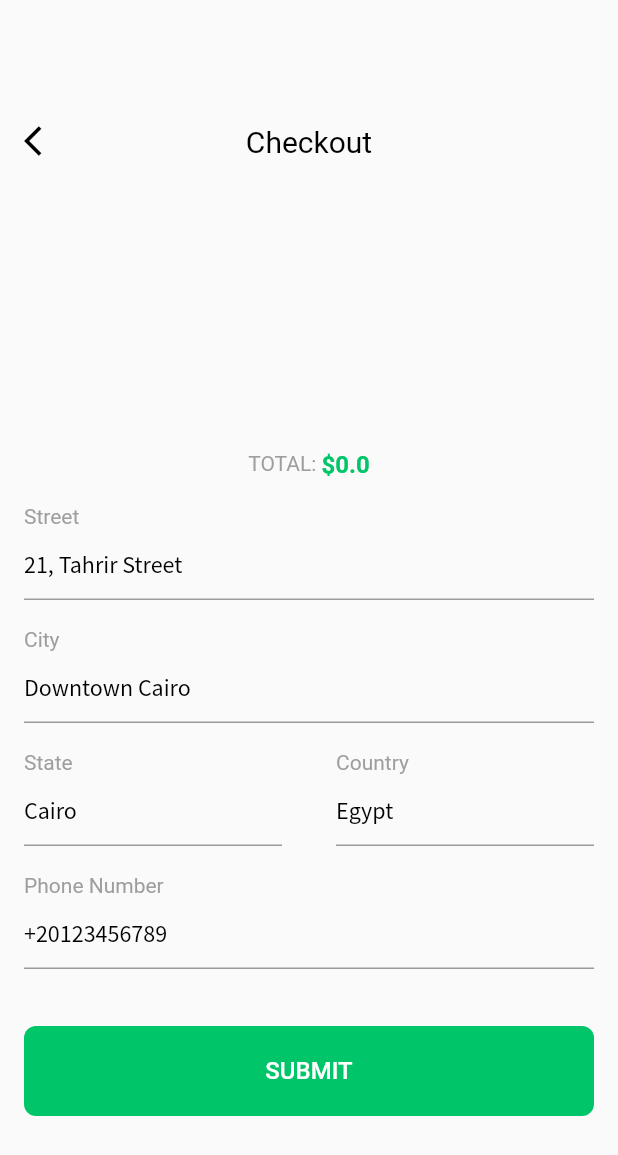
After one commit to Adham45/e_commerce_app_getX, a Flutter app: the CheckoutView screen opened directly, on a phone screen of 412 x 824 dp. The commit adds this screen. Shown: the top 1155 px of the screen. Run offline on Flutter 3.47's test engine with Material 2 defaults, Android fonts, the phone set to English and light mode, and no system bars; our stand-ins replace cloud_firestore, firebase_auth, firebase_core, flutter_svg, font_awesome_flutter, get and 3 more; missing offline and left inert: flutter_facebook_auth; accounts and stored records are empty; network calls fail; Roboto replaces fonts that are missing (Poppins).

```diff
--- /dev/null
+++ b/lib/core/services/firestore_checkout.dart
@@ -0,0 +1,21 @@
+import 'package:cloud_firestore/cloud_firestore.dart';
+import 'package:firebase_auth/firebase_auth.dart';
+
+import '../../model/checkout_model.dart';
+
+class FirestoreCheckout {
+  final CollectionReference _ordersCollection = FirebaseFirestore.instance
+      .collection('Users')
+      .doc(FirebaseAuth.instance.currentUser!.uid)
+      .collection('orders');
+
+  Future<List<QueryDocumentSnapshot>> getOrdersFromFirestore() async {
+    var _orders =
+    await _ordersCollection.orderBy('date', descending: true).get();
+    return _orders.docs;
+  }
+
+  addOrderToFirestore(CheckoutModel checkoutModel) async {
+    await _ordersCollection.doc().set(checkoutModel.toJson());
+  }
+}
--- /dev/null
+++ b/lib/core/view_model/checkout_view_model.dart
@@ -0,0 +1,54 @@
+import 'package:cloud_firestore/cloud_firestore.dart';
+import 'package:get/get.dart';
+import 'package:intl/intl.dart';
+
+import '../../model/checkout_model.dart';
+import '../services/firestore_checkout.dart';
+import 'cart_view_model.dart';
+
+
+class CheckoutViewModel extends GetxController {
+  String? street, city, state, country, phone;
+
+  List<CheckoutModel> _checkouts = [];
+
+  List<CheckoutModel> get checkouts => _checkouts;
+
+  bool _isLoading = false;
+
+  bool get isLoading => _isLoading;
+
+  @override
+  void onInit() {
+    super.onInit();
+    _getCheckoutsFromFireStore();
+  }
+
+  _getCheckoutsFromFireStore() async {
+    _isLoading = true;
+    _checkouts = [];
+    List<QueryDocumentSnapshot>? _checkoutsSnapshot =
+    await FirestoreCheckout().getOrdersFromFirestore();
+    _checkoutsSnapshot.forEach((order) {
+      _checkouts
+          .add(CheckoutModel.fromJson(order.data() as Map<String, dynamic>));
+    });
+    _isLoading = false;
+    update();
+  }
+
+  addCheckoutToFireStore() async {
+    await FirestoreCheckout().addOrderToFirestore(CheckoutModel(
+      street: street!,
+      city: city!,
+      state: state!,
+      country: country!,
+      phone: phone!,
+      totalPrice: Get.find<CartViewModel>().totalPrice.toString(),
+      date: DateFormat.yMMMd().add_jm().format(DateTime.now()),
+    ));
+    Get.find<CartViewModel>().removeAllProducts();
+    Get.back();
+    _getCheckoutsFromFireStore();
+  }
+}
--- a/lib/main.dart
+++ b/lib/main.dart
@@ -1,3 +1,4 @@
+import 'package:e_commerce_app/core/view_model/checkout_view_model.dart';
 import 'package:e_commerce_app/helper/bindings.dart';
 import 'package:e_commerce_app/view/control_view.dart';
 import 'package:firebase_core/firebase_core.dart';
--- a/lib/model/cart_product_model.dart
+++ b/lib/model/cart_product_model.dart
@@ -1,34 +1,30 @@
 class CartProductModel {
-  late String name, image, price, productId;
-  late int quantity;
+ late String name, image, price, productId;
+ late int quantity;
 
   CartProductModel({
     required this.name,
     required this.image,
     required this.price,
-    required this.quantity,
     required this.productId,
+    this.quantity = 1,
   });
 
   CartProductModel.fromJson(Map<dynamic, dynamic> map) {
-    if (map == null) {
-      return;
-    }
-
     name = map['name'];
     image = map['image'];
-    quantity = map['quantity'];
     price = map['price'];
     productId = map['productId'];
+    quantity = map['quantity'];
   }
 
   toJson() {
     return {
       'name': name,
       'image': image,
-      'quantity': quantity,
       'price': price,
       'productId': productId,
+      'quantity': quantity,
     };
   }
 }
--- /dev/null
+++ b/lib/model/checkout_model.dart
@@ -0,0 +1,35 @@
+class CheckoutModel {
+  late String street, city, state, country, phone, totalPrice, date;
+
+  CheckoutModel({
+    required this.street,
+    required this.city,
+    required this.state,
+    required this.country,
+    required this.phone,
+    required this.totalPrice,
+    required this.date,
+  });
+
+  CheckoutModel.fromJson(Map<dynamic, dynamic> map) {
+    street = map['street'];
+    city = map['city'];
+    state = map['state'];
+    country = map['country'];
+    phone = map['phone'];
+    totalPrice = map['totalPrice'];
+    date = map['date'];
+  }
+
+  toJson() {
+    return {
+      'street': street,
+      'city': city,
+      'state': state,
+      'country': country,
+      'phone': phone,
+      'totalPrice': totalPrice,
+      'date': date,
+    };
+  }
+}
--- /dev/null
+++ b/lib/view/checkout/checkout_view.dart
@@ -0,0 +1,275 @@
+import 'package:flutter/material.dart';
+
+import 'package:get/get.dart';
+
+import '../../constants.dart';
+import '../../core/view_model/cart_view_model.dart';
+import '../../core/view_model/checkout_view_model.dart';
+import '../widgets/custom_button.dart';
+import '../widgets/custom_text.dart';
+import '../widgets/custom_text_form_field.dart';
+
+class CheckoutView extends StatelessWidget {
+  final _formKey = GlobalKey<FormState>();
+
+  @override
+  Widget build(BuildContext context) {
+    return Scaffold(
+      body: Column(
+        children: [
+          Container(
+            height: 130,
+            child: Padding(
+              padding: EdgeInsets.only(bottom: 24, left: 16, right: 16),
+              child: Row(
+                mainAxisAlignment: MainAxisAlignment.spaceBetween,
+                crossAxisAlignment: CrossAxisAlignment.end,
+                children: [
+                  IconButton(
+                    padding: EdgeInsets.zero,
+                    constraints: BoxConstraints(),
+                    onPressed: () {
+                      Get.back();
+                    },
+                    icon: Icon(
+                      Icons.arrow_back_ios,
+                      color: Colors.black,
+                    ),
+                  ),
+                  CustomText(
+                    text: 'Checkout',
+                    fontSize: 20,
+                    alignment: Alignment.bottomCenter,
+                  ),
+                  Container(
+                    width: 24,
+                  ),
+                ],
+              ),
+            ),
+          ),
+          Expanded(
+            child: SingleChildScrollView(
+              child: Padding(
+                padding: EdgeInsets.only(right: 16, left: 16, bottom: 24),
+                child: Form(
+                  key: _formKey,
+                  child: GetBuilder<CheckoutViewModel>(
+                    init: Get.find<CheckoutViewModel>(),
+                    builder: (controller) => Column(
+                      children: [
+                        ListViewProducts(),
+                        SizedBox(
+                          height: 20,
+                        ),
+                        CustomTextFormField(
+                          text: 'Street',
+                          hintText: '21, Tahrir Street',
+                          validator: (value) {
+                            if (value!.isEmpty || value.length < 4)
+                              return 'Please enter valid street name.';
+                          },
+                          onSaved: (value) {
+                            controller.street = value;
+                          },
+                        ),
+                        SizedBox(
+                          height: 20,
+                        ),
+                        CustomTextFormField(
+                          text: 'City',
+                          hintText: 'Downtown Cairo',
+                          validator: (value) {
+                            if (value!.isEmpty || value.length < 4)
+                              return 'Please enter valid city name.';
+                          },
+                          onSaved: (value) {
+                            controller.city = value;
+                          },
+                        ),
+                        SizedBox(
+                          height: 20,
+                        ),
+                        Row(
+                          children: [
+                            Expanded(
+                              child: CustomTextFormField(
+                                text: 'State',
+                                hintText: 'Cairo',
+                                validator: (value) {
+                                  if (value!.isEmpty || value.length < 4)
+                                    return 'Please enter valid state name.';
+                                },
+                                onSaved: (value) {
+                                  controller.state = value;
+                                },
+                              ),
+                            ),
+                            SizedBox(
+                              width: 36,
+                            ),
+                            Expanded(
+                              child: CustomTextFormField(
+                                text: 'Country',
+                                hintText: 'Egypt',
+                                validator: (value) {
+                                  if (value!.isEmpty || value.length < 4)
+                                    return 'Please enter valid city name.';
+                                },
+                                onSaved: (value) {
+                                  controller.country = value;
+                                },
+                              ),
+                            ),
+                          ],
+                        ),
+                        SizedBox(
+                          height: 20,
+                        ),
+                        CustomTextFormField(
+                          text: 'Phone Number',
+                          hintText: '+20123456789',
+                          keyBoardType: TextInputType.phone,
+                          validator: (value) {
+                            if (value!.isEmpty || value.length < 10)
+                              return 'Please enter valid number.';
+                          },
+                          onSaved: (value) {
+                            controller.phone = value;
+                          },
+                        ),
+                        SizedBox(
+                          height: 38,
+                        ),
+                        CustomGeneralButton(
+                          text:'SUBMIT',onTap:
+                              () async {
+                            if (_formKey.currentState!.validate()) {
+                              _formKey.currentState!.save();
+                              await controller.addCheckoutToFireStore();
+                              Get.dialog(
+                                AlertDialog(
+                                  content: SingleChildScrollView(
+                                    child: Column(
+                                      mainAxisSize: MainAxisSize.min,
+                                      children: [
+                                        Icon(
+                                          Icons.check_circle_outline_outlined,
+                                          color: primaryColor,
+                                          size: 200,
+                                        ),
+                                        CustomText(
+                                          text: 'Order Submitted',
+                                          fontSize: 24,
+                                          fontWeight: FontWeight.bold,
+                                          color: primaryColor,
+                                          alignment: Alignment.center,
+                                        ),
+                                        SizedBox(
+                                          height: 40,
+                                        ),
+                                        CustomGeneralButton(
+                                          text:'Done',onTap:
+                                              () {
+                                            Get.back();
+                                          },
+                                        ),
+                                      ],
+                                    ),
+                                  ),
+                                ),
+                                barrierDismissible: false,
+                              );
+                            }
+                          },
+                        ),
+                      ],
+                    ),
+                  ),
+                ),
+              ),
+            ),
+          ),
+        ],
+      ),
+    );
+  }
+}
+
+class ListViewProducts extends StatelessWidget {
+  @override
+  Widget build(BuildContext context) {
+    return GetBuilder<CartViewModel>(
+      builder: (controller) => Column(
+        children: [
+          Container(
+            height: 160,
+            child: ListView.separated(
+              scrollDirection: Axis.horizontal,
+              itemCount: controller.cartProducts.length,
+              itemBuilder: (context, index) {
+                return Container(
+                  width: 120,
+                  child: Column(
+                    mainAxisAlignment: MainAxisAlignment.spaceBetween,
+                    crossAxisAlignment: CrossAxisAlignment.start,
+                    children: [
+                      Container(
+                        decoration: BoxDecoration(
+                          borderRadius: BorderRadius.circular(4),
+                          color: Colors.white,
+                        ),
+                        height: 120,
+                        width: 120,
+                        child: Image.network(
+                          controller.cartProducts[index].image,
+                          fit: BoxFit.cover,
+                        ),
+                      ),
+                      CustomText(
+                        text: controller.cartProducts[index].name,
+                        fontSize: 14,
+                        maxLines: 1,
+                      ),
+                      CustomText(
+                        text:
+                        '\$${controller.cartProducts[index].price} x ${controller.cartProducts[index].quantity}',
+                        fontSize: 14,
+                        color: primaryColor,
+                      ),
+                    ],
+                  ),
+                );
+              },
+              separatorBuilder: (context, index) {
+                return SizedBox(
+                  width: 15,
+                );
+              },
+            ),
+          ),
+          SizedBox(
+            height: 12,
+          ),
+          Row(
+            mainAxisAlignment: MainAxisAlignment.center,
+            crossAxisAlignment: CrossAxisAlignment.center,
+            children: [
+              CustomText(
+                text: 'TOTAL: ',
+                fontSize: 14,
+                color: Colors.grey,
+              ),
+              CustomText(
+                text: '\$${controller.totalPrice.toString()}',
+                fontSize: 16,
+                fontWeight: FontWeight.bold,
+                color: primaryColor,
+              ),
+            ],
+          ),
+        ],
+      ),
+    );
+  }
+}
--- a/lib/view/widgets/custom_text_form_field.dart
+++ b/lib/view/widgets/custom_text_form_field.dart
@@ -9,11 +9,13 @@ class CustomTextFormField extends StatelessWidget {
     this.hintText,
     this.onSaved,
     this.validator,
+    this.keyBoardType,
   }) : super(key: key);
   final String? text;
   final String? hintText;
   final FormFieldSetter? onSaved;
   final FormFieldValidator? validator;
+  final TextInputType? keyBoardType;
 
   @override
   Widget build(BuildContext context) {
@@ -28,6 +30,7 @@ class CustomTextFormField extends StatelessWidget {
           TextFormField(
             onSaved: onSaved,
             validator: validator,
+            keyboardType: keyBoardType,
             decoration: InputDecoration(
               hintText: hintText,
               hintStyle: TextStyle(
--- a/pubspec.yaml
+++ b/pubspec.yaml
@@ -44,7 +44,9 @@ dependencies:
   sqflite: ^2.0.2+1
   path: ^1.7.0
   shared_preferences: ^2.0.13
-  cached_network_image: ^3.2.0
+  flutter_svg: ^1.0.3
+  status_change: ^2.0.0
+  flutter_screenutil: ^5.4.0+1
 
 dev_dependencies:
   flutter_test:
```
Also changed, not shown: lib/constants.dart (+8 -1 lines), lib/core/services/database/cart_database_helper.dart (deleted, +0 -56 lines), lib/core/services/database/local_database_cart.dart (added, +78 -0 lines), lib/core/view_model/auth_view_model.dart (+15 -3 lines), lib/core/view_model/cart_view_model.dart (+47 -37 lines), lib/helper/bindings.dart (+6 -1 lines), lib/view/cart_view.dart (+46 -15 lines), assets/images/cart_empty.svg (added), pubspec.lock.
